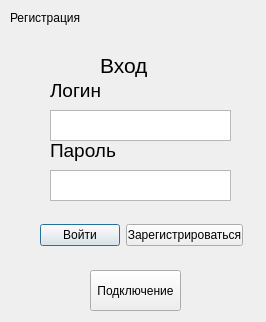
Above: Cleint/client/registration.ui from Prophet35208/Messenger before the change. Below: the same form after it.
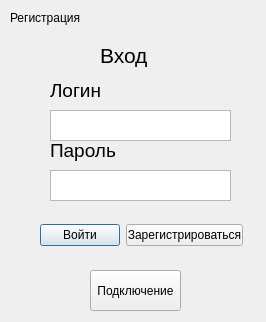
That is the form after the change.

```diff
--- a/Cleint/client/registration.ui
+++ b/Cleint/client/registration.ui
@@ -17,7 +17,7 @@
    <property name="geometry">
     <rect>
      <x>100</x>
-     <y>50</y>
+     <y>40</y>
      <width>71</width>
      <height>31</height>
     </rect>
```
Left out of the diff: 14 changed lines with no effect on the pictures.
